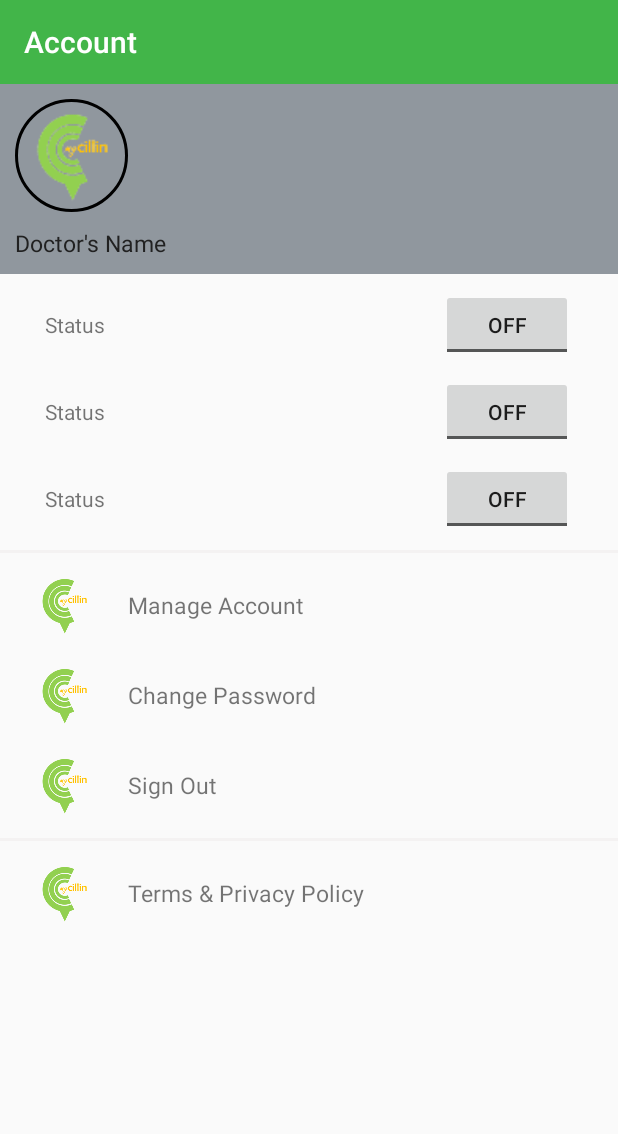
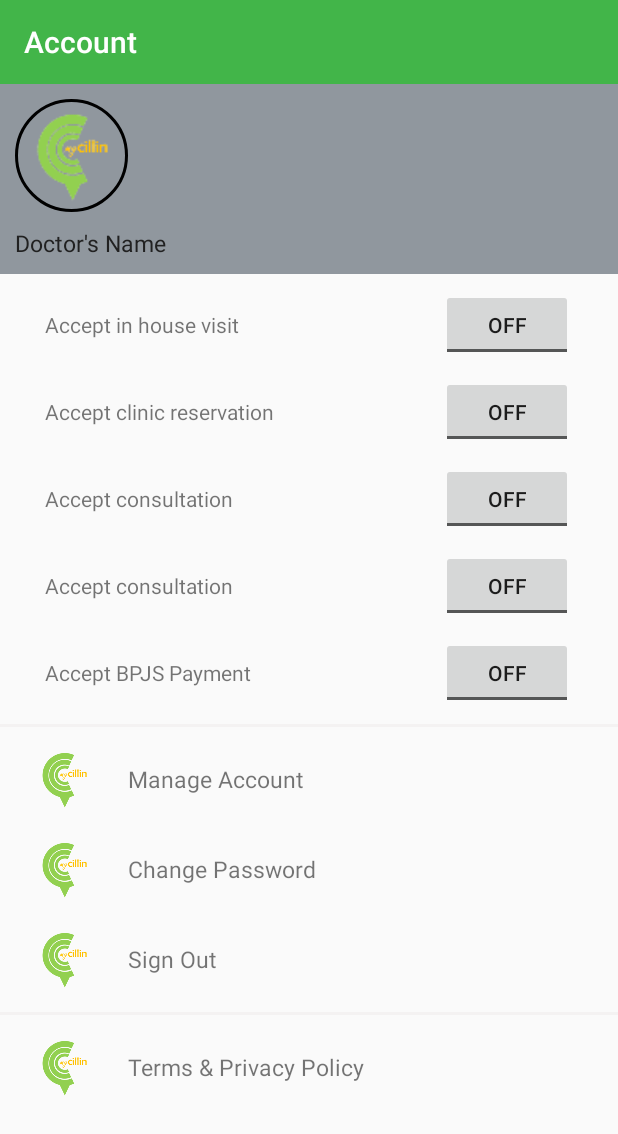
Before and after one commit to mrbagaskoro/android-mycillin-partner, an Android app: the AccountActivity screen opened directly, with no data from a screen before it, on a phone screen of 412 x 824 dp. Shown: the top 1134 px of the screen. Run offline under Robolectric (Android 15) with nearby library versions, the phone set to English and light mode, and no system bars; our stand-ins replace ButterKnife, CircleImageView.

Commit message:
Debugging Bagas

```diff
--- a/app/src/main/AndroidManifest.xml
+++ b/app/src/main/AndroidManifest.xml
@@ -55,7 +55,7 @@
         <activity android:name=".activity.MedicalRecordDetailActivity" />
         <activity android:name=".activity.CompleteRequestActivity" />
         <activity android:name=".activity.ChatActivity" />
-        <activity android:name=".activity.TermAndPrivacyPolicyActivity"></activity>
+        <activity android:name=".activity.TermAndPrivacyPolicyActivity" />
         <activity android:name=".activity.RegisterActivity" />
     </application>
 
--- a/app/src/main/java/com/mycillin/partner/activity/LoginActivity.java
+++ b/app/src/main/java/com/mycillin/partner/activity/LoginActivity.java
@@ -61,7 +61,7 @@ public class LoginActivity extends AppCompatActivity {
         super.onCreate(savedInstanceState);
         setContentView(R.layout.activity_login);
         ButterKnife.bind(this);
-        partnerAPI = RestClient.getPartnerRestInterfaceToken();
+        partnerAPI = RestClient.getPartnerRestInterfaceNoToken();
         session = new SessionManager(getApplicationContext());
         MENU_FLAG = MENU_FLAG_LANDING;
         edtxEmail.setText("tommi.asmara3@gmail.com");
--- a/app/src/main/java/com/mycillin/partner/restful/PartnerAPI.java
+++ b/app/src/main/java/com/mycillin/partner/restful/PartnerAPI.java
@@ -13,7 +13,7 @@ import retrofit2.http.POST;
 
 public interface PartnerAPI {
 
-    @POST("api/login_doctor")
+    @POST("login_doctor/")
     Call<ModelRestLogin> doLogin(@Body HashMap<String, String> params);
 
     @FormUrlEncoded
@@ -21,8 +21,7 @@ public interface PartnerAPI {
     Call<ModelRestRegister> doRegister(@Field("email") String email,
                                        @Field("password") String password,
                                        @Field("name") String name,
-                                       @Field("ref_id") String referral,
-                                       @Field("ref_id") String phone);
+                                       @Field("ref_id") String referral);
 
 
 }
--- a/app/src/main/java/com/mycillin/partner/util/Configs.java
+++ b/app/src/main/java/com/mycillin/partner/util/Configs.java
@@ -4,5 +4,5 @@ public class Configs {
     public static final String URL_TERMS_OF_USE = "http://mycillin.com/services/articles/ketentuan_penggunaan";
     public static final String URL_TERMS_AND_CONDITIONS = "http://mycillin.com/services/articles/syarat_ketentuan";
     public static final String URL_PRIVACY_POLICY = "http://mycillin.com/services/articles/kebijakan_privasi";
-    public static final String URL_REST_CLIENT = "http://mycillin.com/services/";
+    public static final String URL_REST_CLIENT = "http://mycillin.com/services/api/";
 }
--- a/app/src/main/res/layout/activity_account.xml
+++ b/app/src/main/res/layout/activity_account.xml
@@ -7,8 +7,7 @@
     android:orientation="vertical"
     tools:context="com.mycillin.partner.activity.AccountActivity">
 
-    <android.support.v7.widget.Toolbar
-        xmlns:android="http://schemas.android.com/apk/res/android"
+    <android.support.v7.widget.Toolbar xmlns:android="http://schemas.android.com/apk/res/android"
         xmlns:app="http://schemas.android.com/apk/res-auto"
         android:id="@+id/accountActivity_toolbar"
         android:layout_width="match_parent"
@@ -25,10 +24,9 @@
         android:layout_height="wrap_content"
         android:layout_below="@id/accountActivity_toolbar"
         android:background="@color/gray"
-        android:orientation="vertical" >
+        android:orientation="vertical">
 
-        <de.hdodenhof.circleimageview.CircleImageView
-            xmlns:app="http://schemas.android.com/apk/res-auto"
+        <de.hdodenhof.circleimageview.CircleImageView xmlns:app="http://schemas.android.com/apk/res-auto"
             android:id="@+id/accountActivity_iv_userAvatar"
             android:layout_width="75dp"
             android:layout_height="75dp"
@@ -60,7 +58,7 @@
             android:id="@+id/accountActivity_ll_bodyContainer"
             android:layout_width="match_parent"
             android:layout_height="wrap_content"
-            android:orientation="vertical" >
+            android:orientation="vertical">
 
             <LinearLayout
                 android:layout_width="match_parent"
@@ -75,12 +73,12 @@
                     android:layout_height="match_parent"
                     android:layout_weight="1"
                     android:gravity="center_vertical"
-                    android:text="Status"/>
+                    android:text="@string/accept_in_house_visit" />
 
                 <ToggleButton
                     android:layout_width="match_parent"
                     android:layout_height="match_parent"
-                    android:layout_weight="3"/>
+                    android:layout_weight="3" />
 
             </LinearLayout>
 
@@ -97,12 +95,12 @@
                     android:layout_height="match_parent"
                     android:layout_weight="1"
                     android:gravity="center_vertical"
-                    android:text="Status"/>
+                    android:text="@string/accept_clinic_reservation" />
 
                 <ToggleButton
                     android:layout_width="match_parent"
                     android:layout_height="match_parent"
-                    android:layout_weight="3"/>
+                    android:layout_weight="3" />
 
             </LinearLayout>
 
@@ -119,12 +117,56 @@
                     android:layout_height="match_parent"
                     android:layout_weight="1"
                     android:gravity="center_vertical"
-                    android:text="Status"/>
+                    android:text="@string/accept_consultation" />
 
                 <ToggleButton
                     android:layout_width="match_parent"
                     android:layout_height="match_parent"
-                    android:layout_weight="3"/>
+                    android:layout_weight="3" />
+
+            </LinearLayout>
+
+            <LinearLayout
+                android:layout_width="match_parent"
+                android:layout_height="wrap_content"
+                android:layout_marginTop="10dp"
+                android:orientation="horizontal"
+                android:paddingEnd="30dp"
+                android:paddingStart="30dp">
+
+                <TextView
+                    android:layout_width="match_parent"
+                    android:layout_height="match_parent"
+                    android:layout_weight="1"
+                    android:gravity="center_vertical"
+                    android:text="@string/accept_consultation" />
+
+                <ToggleButton
+                    android:layout_width="match_parent"
+                    android:layout_height="match_parent"
+                    android:layout_weight="3" />
+
+            </LinearLayout>
+
+            <LinearLayout
+                android:layout_width="match_parent"
+                android:layout_height="wrap_content"
+                android:layout_marginTop="10dp"
+                android:orientation="horizontal"
+                android:paddingEnd="30dp"
+                android:paddingStart="30dp">
+
+                <TextView
+                    android:layout_width="match_parent"
+                    android:layout_height="match_parent"
+                    android:layout_weight="1"
+                    android:gravity="center_vertical"
+                    android:text="@string/accept_bpjs_payment" />
+
+                <ToggleButton
+                    android:layout_width="match_parent"
+                    android:layout_height="match_parent"
+                    android:layout_weight="3" />
 
             </LinearLayout>
 
@@ -144,7 +186,7 @@
                 android:background="?attr/selectableItemBackground"
                 android:clickable="true"
                 android:focusable="true"
-                android:orientation="horizontal" >
+                android:orientation="horizontal">
 
                 <LinearLayout
                     android:layout_width="match_parent"
@@ -155,7 +197,7 @@
                     <ImageView
                         android:layout_width="wrap_content"
                         android:layout_height="wrap_content"
-                        android:src="@mipmap/ic_launcher"/>
+                        android:src="@mipmap/ic_launcher" />
 
                 </LinearLayout>
 
@@ -188,7 +230,7 @@
                 android:background="?attr/selectableItemBackground"
                 android:clickable="true"
                 android:focusable="true"
-                android:orientation="horizontal" >
+                android:orientation="horizontal">
 
                 <LinearLayout
                     android:layout_width="match_parent"
@@ -199,7 +241,7 @@
                     <ImageView
                         android:layout_width="wrap_content"
                         android:layout_height="wrap_content"
-                        android:src="@mipmap/ic_launcher"/>
+                        android:src="@mipmap/ic_launcher" />
 
                 </LinearLayout>
 
@@ -232,7 +274,7 @@
                 android:background="?attr/selectableItemBackground"
                 android:clickable="true"
                 android:focusable="true"
-                android:orientation="horizontal" >
+                android:orientation="horizontal">
 
                 <LinearLayout
                     android:layout_width="match_parent"
@@ -243,7 +285,7 @@
                     <ImageView
                         android:layout_width="wrap_content"
                         android:layout_height="wrap_content"
-                        android:src="@mipmap/ic_launcher"/>
+                        android:src="@mipmap/ic_launcher" />
 
                 </LinearLayout>
 
@@ -283,7 +325,7 @@
                 android:background="?attr/selectableItemBackground"
                 android:clickable="true"
                 android:focusable="true"
-                android:orientation="horizontal" >
+                android:orientation="horizontal">
 
                 <LinearLayout
                     android:layout_width="match_parent"
@@ -294,7 +336,7 @@
                     <ImageView
                         android:layout_width="wrap_content"
                         android:layout_height="wrap_content"
-                        android:src="@mipmap/ic_launcher"/>
+                        android:src="@mipmap/ic_launcher" />
 
                 </LinearLayout>
 
--- a/app/src/main/res/values/strings.xml
+++ b/app/src/main/res/values/strings.xml
@@ -181,6 +181,10 @@
     <string name="finish">Finish</string>
     <string name="full_name">Full Name</string>
     <string name="register">Register</string>
+    <string name="accept_in_house_visit">Accept in house visit</string>
+    <string name="accept_clinic_reservation">Accept clinic reservation</string>
+    <string name="accept_consultation">Accept consultation</string>
+    <string name="accept_bpjs_payment">Accept BPJS Payment</string>
     <string-array name="stepLabels">
         <item>Check Up Results</item>
         <item>Diagnose</item>
```
Also changed, not shown: app/src/main/java/com/mycillin/partner/activity/RegisterActivity.java (+25 -5 lines), app/src/main/java/com/mycillin/partner/restful/register/ModelRestRegisterData.java (+5 -3 lines), app/src/main/res/layout/activity_register.xml (+5 -4 lines), 1 other file.
